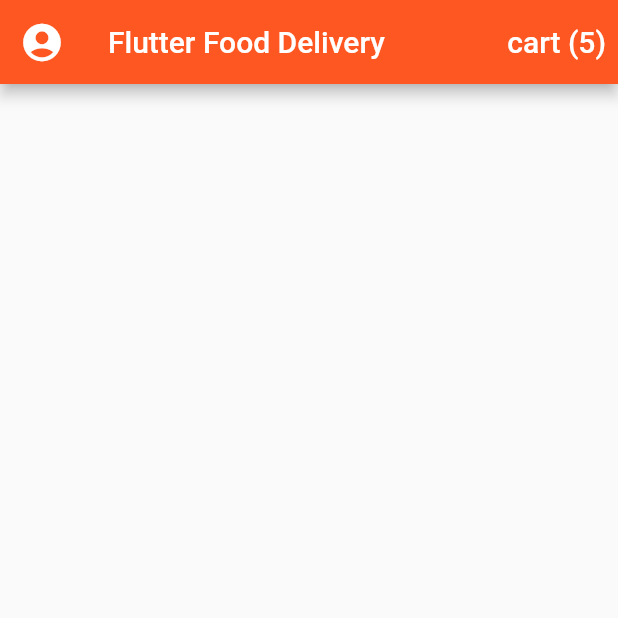
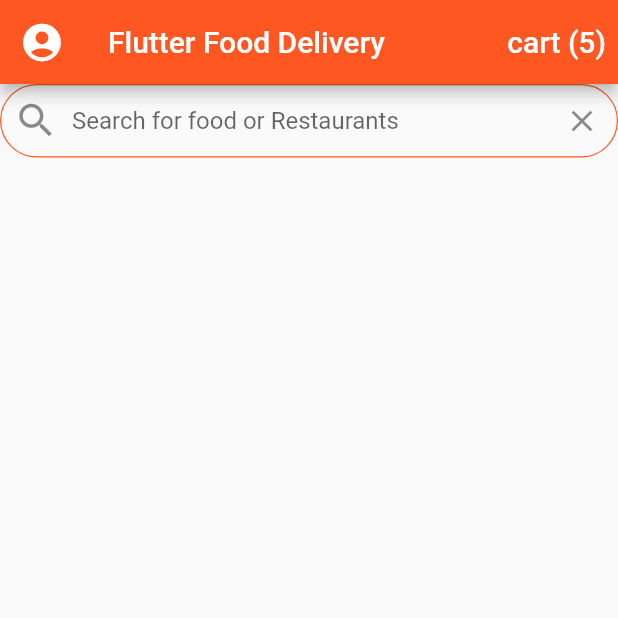
Before and after one commit to DennisKabutu/flutter_food_delivery_ui-main, a Flutter app: the screen it shows after launch, on a phone screen of 412 x 824 dp, the top half of it. Run offline on Flutter 3.47's test engine with Material 2 defaults, Android fonts, the phone set to English and light mode, and no system bars.

Commit message:
Search bar added. the search bar consist of a an orange border and hint text and a suffix icon

```diff
--- a/lib/screens/home_screen.dart
+++ b/lib/screens/home_screen.dart
@@ -33,7 +33,39 @@ class _HomeScreenState extends State<HomeScreen> {
               )
           )
         ],
+      ),
 
+
+      body: ListView(
+        children: [
+          TextField(
+            decoration: InputDecoration(
+              contentPadding: EdgeInsets.symmetric(vertical: 15.0),
+              fillColor: Colors.white,
+              hintText: 'Search for food or Restaurants',
+              prefixIcon: Icon(
+                Icons.search,
+                size: 30.0,
+              ),
+              suffixIcon: IconButton(
+                icon: Icon(Icons.clear),
+                onPressed: (){},
+              ),
+              border: OutlineInputBorder(
+                borderRadius: BorderRadius.circular(30.0),
+                borderSide: BorderSide(width: 0.8)
+              ),
+              enabledBorder: OutlineInputBorder(
+                  borderRadius: BorderRadius.circular(30.0),
+                  borderSide: BorderSide(
+                      width: 0.8,
+                      color: Theme.of(context).primaryColor,
+                  ),
+
+              )
+            ),
+          )
+        ],
       ),
     );
   }
```
